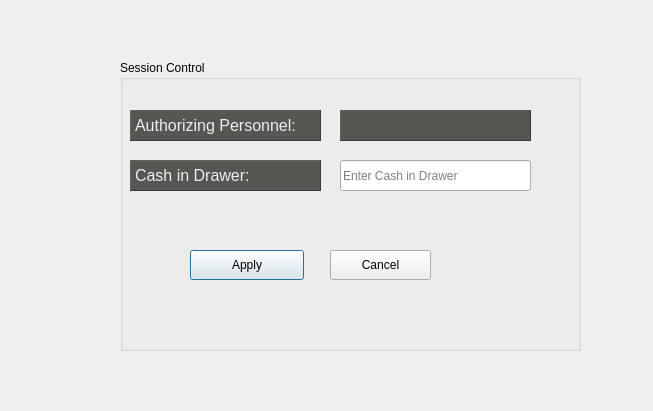
This is sessioncontrol.ui in vinnadipo09/bullet as Qt 5 draws it before an edit. The edited form follows.
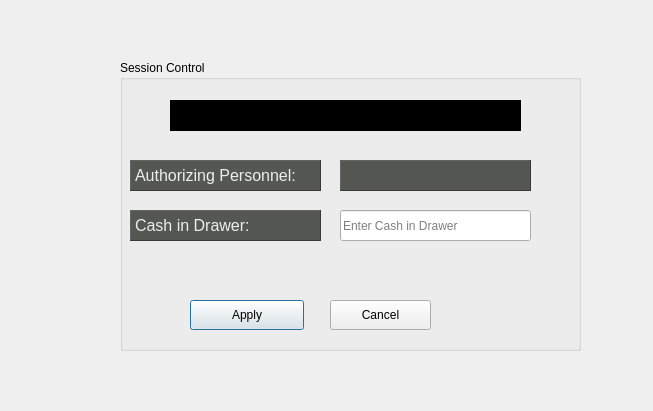
This is the edited form. Icons and pictures are not drawn.

Diff of the .ui file:
```diff
--- a/sessioncontrol.ui
+++ b/sessioncontrol.ui
@@ -45,7 +45,7 @@
     <property name="geometry">
      <rect>
       <x>10</x>
-      <y>50</y>
+      <y>100</y>
       <width>191</width>
       <height>31</height>
      </rect>
@@ -73,7 +73,7 @@
     <property name="geometry">
      <rect>
       <x>70</x>
-      <y>190</y>
+      <y>240</y>
       <width>114</width>
       <height>30</height>
      </rect>
@@ -96,7 +96,7 @@
     <property name="geometry">
      <rect>
       <x>210</x>
-      <y>190</y>
+      <y>240</y>
       <width>101</width>
       <height>30</height>
      </rect>
@@ -119,7 +119,7 @@
     <property name="geometry">
      <rect>
       <x>10</x>
-      <y>100</y>
+      <y>150</y>
       <width>191</width>
       <height>31</height>
      </rect>
@@ -147,7 +147,7 @@
     <property name="geometry">
      <rect>
       <x>220</x>
-      <y>50</y>
+      <y>100</y>
       <width>191</width>
       <height>31</height>
      </rect>
@@ -175,7 +175,7 @@
     <property name="geometry">
      <rect>
       <x>220</x>
-      <y>100</y>
+      <y>150</y>
       <width>191</width>
       <height>31</height>
      </rect>
@@ -184,6 +184,36 @@
      <string>Enter Cash in Drawer</string>
     </property>
    </widget>
+   <widget class="QLabel" name="lblSession">
+    <property name="geometry">
+     <rect>
+      <x>50</x>
+      <y>40</y>
+      <width>351</width>
+      <height>31</height>
+     </rect>
+    </property>
+    <property name="font">
+     <font>
+      <pointsize>12</pointsize>
+     </font>
+    </property>
+    <property name="styleSheet">
+     <string notr="true">color: rgb(0, 0, 0);
+color: rgb(255, 255, 255);
+border-color: rgb(239, 41, 41);
+background-color: rgb(0, 0, 0);</string>
+    </property>
+    <property name="frameShape">
+     <enum>QFrame::Panel</enum>
+    </property>
+    <property name="frameShadow">
+     <enum>QFrame::Raised</enum>
+    </property>
+    <property name="text">
+     <string/>
+    </property>
+   </widget>
   </widget>
   <widget class="QLabel" name="label_2">
    <property name="geometry">
```
